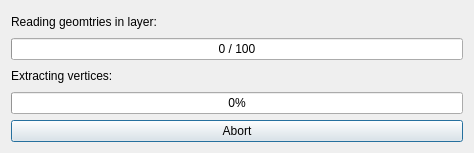
The window that AnchorUpdateDialog.ui (Archaeological-Museum-Hamburg/Tachy2GIS) describes before a commit, drawn with Qt 5.
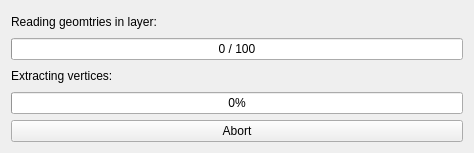
The same window after the commit.

Patch:
```diff
--- a/AnchorUpdateDialog.ui
+++ b/AnchorUpdateDialog.ui
@@ -56,6 +56,9 @@
      <property name="text">
       <string>Abort</string>
      </property>
+     <property name="autoDefault">
+      <bool>false</bool>
+     </property>
     </widget>
    </item>
   </layout>
```
Left out of the diff: 19 changed lines with no effect on the pictures.
